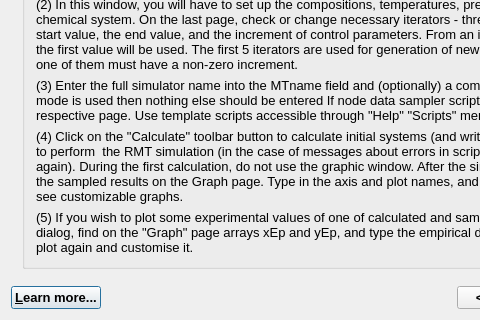
Above: gems3/vizor4/dlg4/GEM2MTWizard4.ui from gemshub/GEMSGUI before the change; both pictures show x 0 to 480 and y 332 to 652 of the 720 by 652 pixel window. Below: the same form after it.
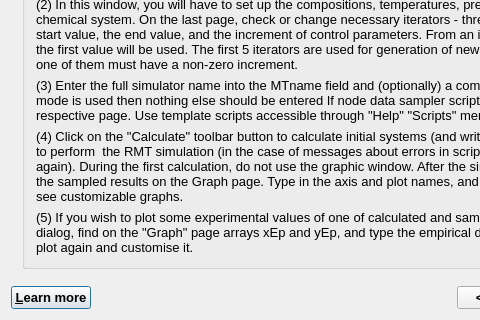
That is the form after the change.

The edit to the form file:
```diff
--- a/gems3/vizor4/dlg4/GEM2MTWizard4.ui
+++ b/gems3/vizor4/dlg4/GEM2MTWizard4.ui
@@ -1390,7 +1390,7 @@
         </font>
        </property>
        <property name="text">
-        <string>&amp;Learn more...</string>
+        <string>&amp;Learn more</string>
        </property>
        <property name="shortcut">
         <string>F1</string>
```
